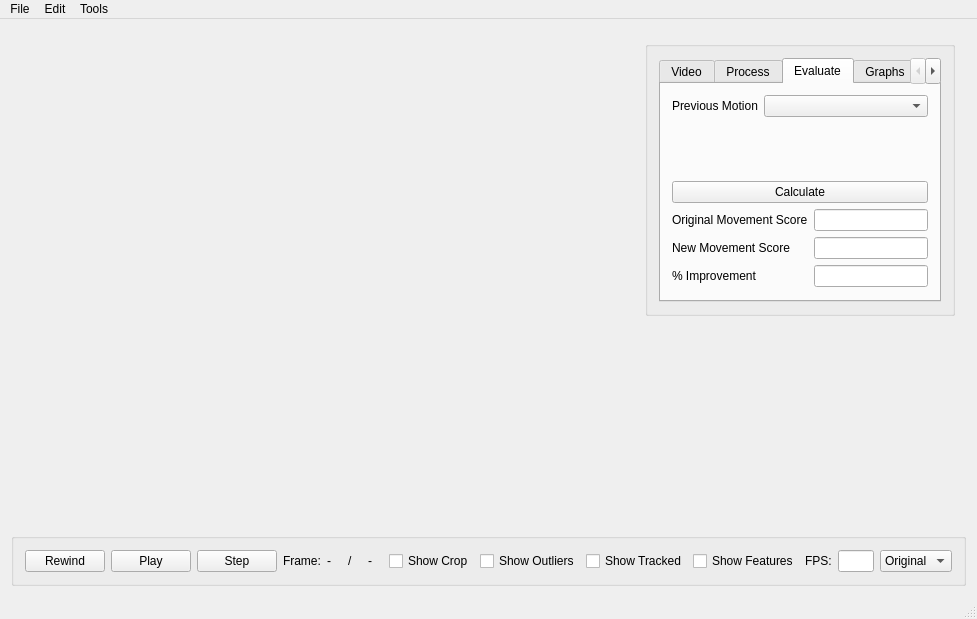
Above: mainwindow.ui from oliw/motion before the change. Below: the same form after it.
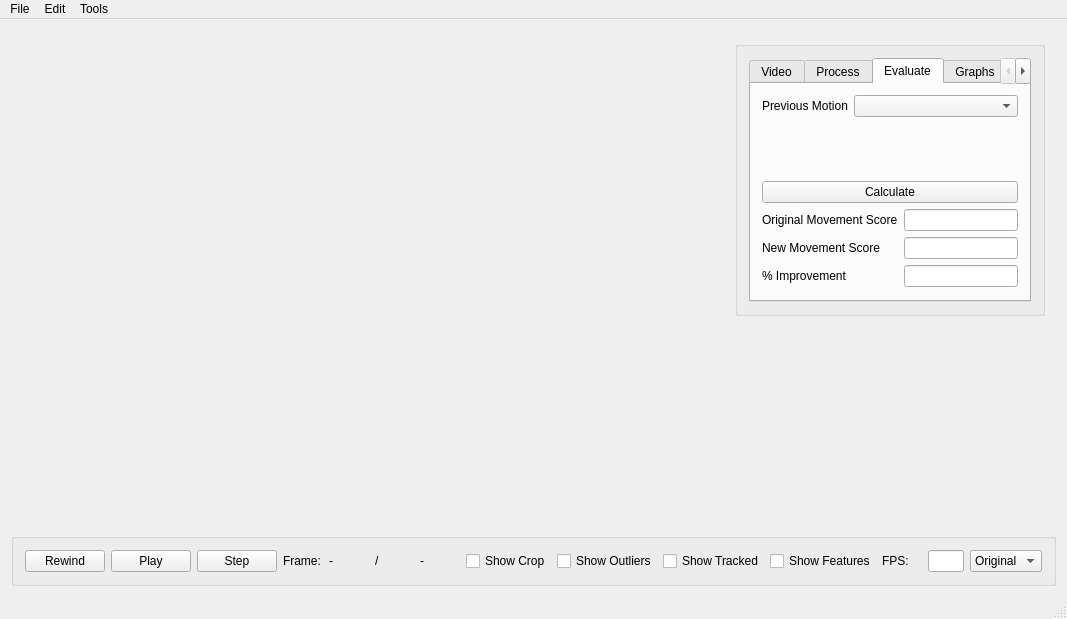
That is the form after the change. The open tabs and pages were chosen to show the change.

Diff of the .ui file:
```diff
--- a/mainwindow.ui
+++ b/mainwindow.ui
@@ -6,7 +6,7 @@
    <rect>
     <x>0</x>
     <y>0</y>
-    <width>977</width>
+    <width>1067</width>
     <height>619</height>
    </rect>
   </property>
@@ -493,7 +493,7 @@
     <rect>
      <x>0</x>
      <y>0</y>
-     <width>977</width>
+     <width>1067</width>
      <height>25</height>
     </rect>
    </property>
```
Left out of the diff: 5 changed lines with no effect on the pictures.
